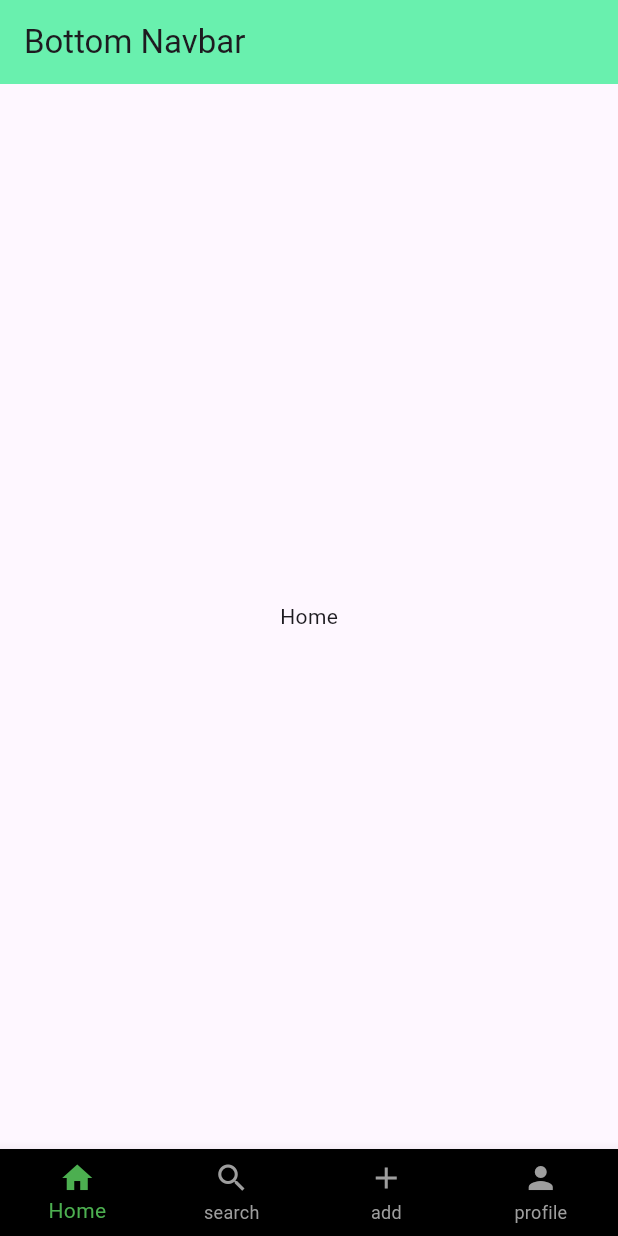
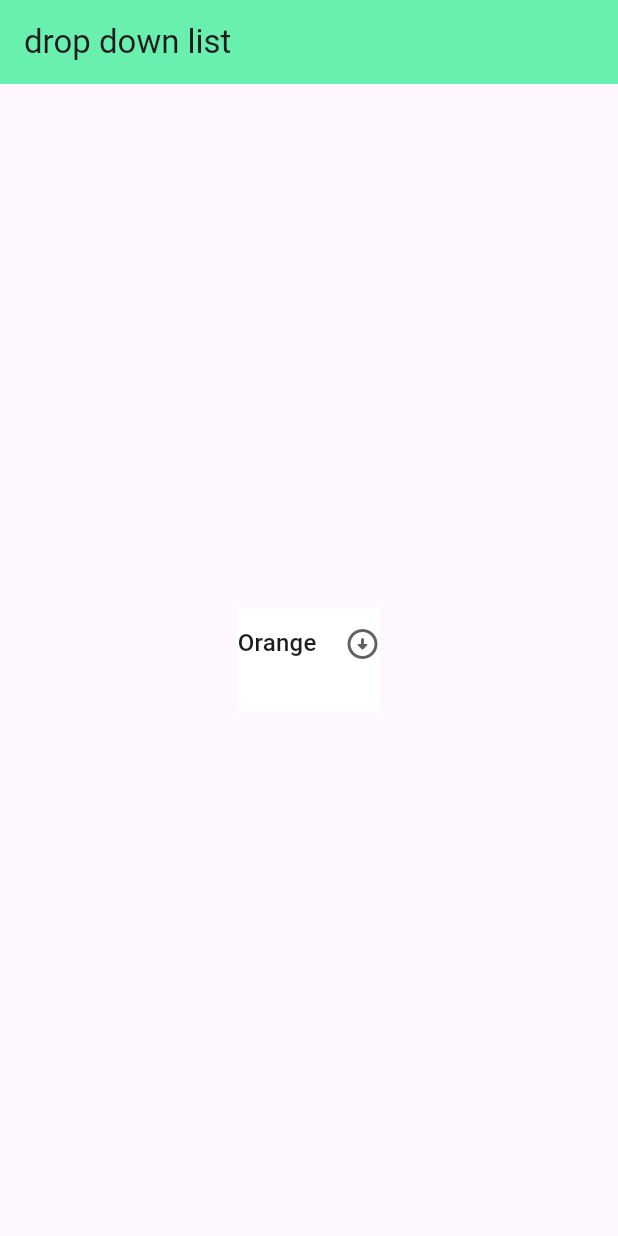
Before and after one commit to Jashwanth-Gowda-R/my_flutter_widgets, a Flutter app: the screen it shows after launch, on a phone screen of 412 x 824 dp. Run offline on Flutter 3.47's test engine with Material 2 defaults, Android fonts, the phone set to English and light mode, and no system bars; our stand-ins replace animated_text_kit, cached_network_image.

Commit message:
added dropdown widget

```diff
--- a/lib/main.dart
+++ b/lib/main.dart
@@ -1,5 +1,5 @@
 import 'package:flutter/material.dart';
-import 'package:flutter_widgets/views/widgets/bottom_nav.dart';
+import 'package:flutter_widgets/views/widgets/dropdownwidget.dart';
 
 void main() {
   runApp(const MyApp());
@@ -19,7 +19,7 @@ class MyApp extends StatelessWidget {
         primaryColor: Colors.greenAccent,
         useMaterial3: true,
       ),
-      home: const BottomNav(),
+      home: const DropDownWidget(),
     );
   }
 }
--- /dev/null
+++ b/lib/views/widgets/dropdownwidget.dart
@@ -0,0 +1,61 @@
+import 'package:flutter/material.dart';
+
+class DropDownWidget extends StatefulWidget {
+  const DropDownWidget({super.key});
+
+  @override
+  State<DropDownWidget> createState() => _DropDownWidgetState();
+}
+
+class _DropDownWidgetState extends State<DropDownWidget> {
+  var selectedValue = 'Orange';
+  @override
+  Widget build(BuildContext context) {
+    return Scaffold(
+      appBar: AppBar(
+        title: const Text('drop down list'),
+        backgroundColor: Colors.greenAccent,
+      ),
+      body: Center(
+        child: Column(
+          mainAxisAlignment: MainAxisAlignment.center,
+          crossAxisAlignment: CrossAxisAlignment.center,
+          children: [
+            Container(
+              margin: const EdgeInsets.all(10),
+              height: 70,
+              decoration: const BoxDecoration(color: Colors.white),
+              // color: Colors.red,
+              // width: MediaQuery.of(context).size.width,
+              child: DropdownButton(
+                icon: const Icon(Icons.arrow_circle_down_rounded),
+                value: selectedValue,
+                items: const [
+                  'Orange',
+                  'pineapple',
+                  'mango',
+                  'banana',
+                ].map((val) {
+                  return DropdownMenuItem(
+                    value: val,
+                    child: Text(val),
+                  );
+                }).toList(),
+                onChanged: (val) {
+                  setState(() {
+                    selectedValue = val!;
+                  });
+                },
+                isExpanded: false,
+                dropdownColor: Colors.grey,
+                elevation: 0,
+                // to remove underline
+                underline: const SizedBox(),
+              ),
+            ),
+          ],
+        ),
+      ),
+    );
+  }
+}
```
